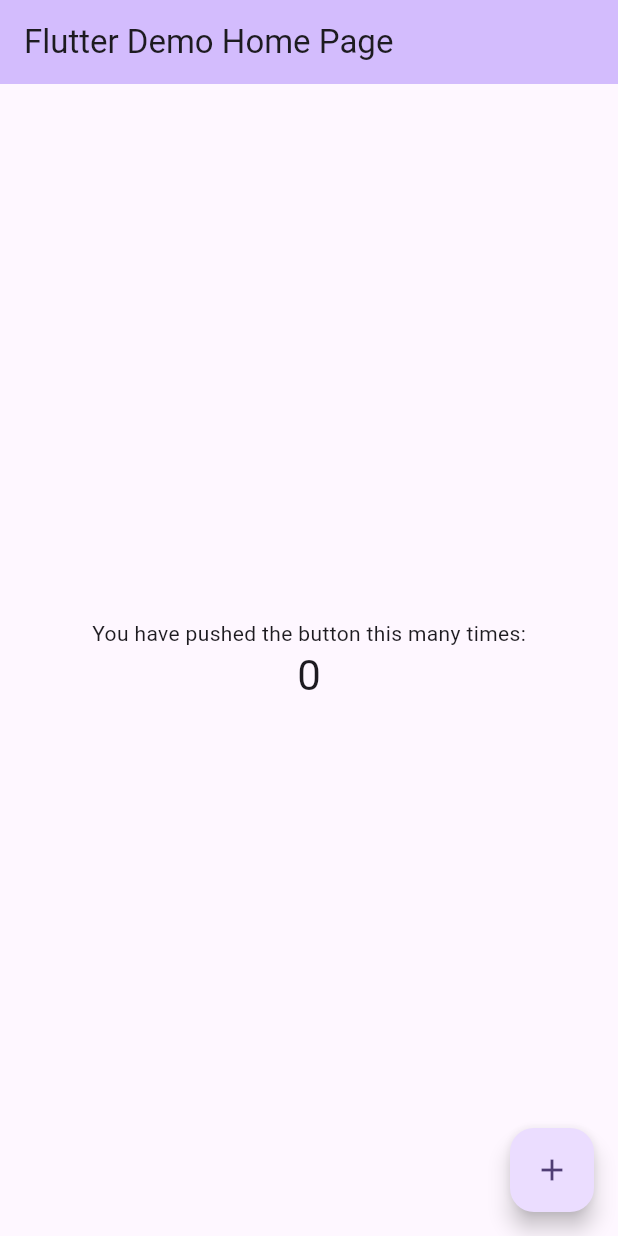
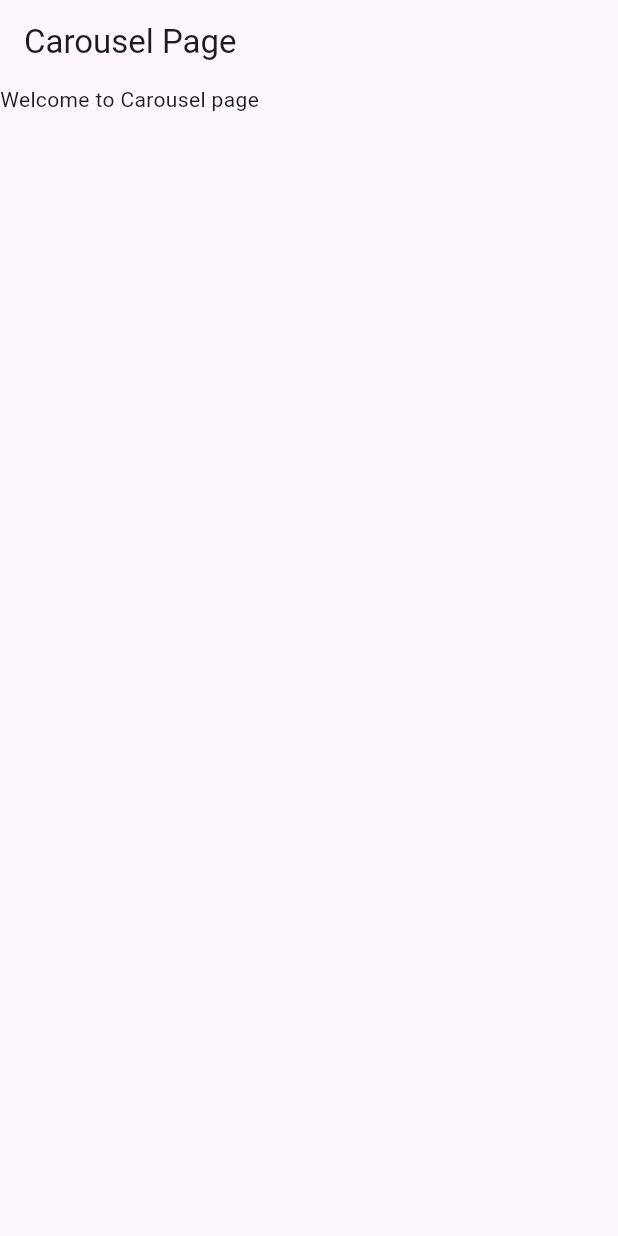
Before and after one commit to Gurpreets11/carousel_flutter, a Flutter app: the screen it shows after launch, on a phone screen of 412 x 824 dp. Run offline on Flutter 3.47's test engine with Material 3 defaults, Android fonts, the phone set to English and light mode, and no system bars.

```diff
--- /dev/null
+++ b/lib/HomePage.dart
@@ -0,0 +1,21 @@
+
+
+import 'package:flutter/material.dart';
+
+class HomePage extends StatefulWidget {
+  const HomePage({Key? key}) : super(key: key);
+
+  @override
+  State<HomePage> createState() => _HomePageState();
+}
+
+class _HomePageState extends State<HomePage> {
+
+  @override
+  Widget build(BuildContext context) {
+    return Scaffold(
+      appBar: AppBar(title: const Text("Carousel Page")),
+      body: SafeArea(child: Container(child: Text("Welcome to Carousel page"),),),
+    );
+  }
+}
--- a/lib/main.dart
+++ b/lib/main.dart
@@ -1,4 +1,5 @@
 import 'package:flutter/material.dart';
+import 'HomePage.dart';
 
 void main() {
   runApp(const MyApp());
@@ -7,72 +8,15 @@ void main() {
 class MyApp extends StatelessWidget {
   const MyApp({super.key});
 
-  // This widget is the root of your application.
   @override
   Widget build(BuildContext context) {
     return MaterialApp(
       title: 'Flutter Demo',
       theme: ThemeData(
-
         colorScheme: ColorScheme.fromSeed(seedColor: Colors.deepPurple),
         useMaterial3: true,
       ),
-      home: const MyHomePage(title: 'Flutter Demo Home Page'),
+      home: const HomePage( ),
     );
   }
 }
-
-class MyHomePage extends StatefulWidget {
-  const MyHomePage({super.key, required this.title});
-
-
-  final String title;
-
-  @override
-  State<MyHomePage> createState() => _MyHomePageState();
-}
-
-class _MyHomePageState extends State<MyHomePage> {
-  int _counter = 0;
-
-  void _incrementCounter() {
-    setState(() {
-
-      _counter++;
-    });
-  }
-
-  @override
-  Widget build(BuildContext context) {
-
-    return Scaffold(
-      appBar: AppBar(
-
-        backgroundColor: Theme.of(context).colorScheme.inversePrimary,
-
-        title: Text(widget.title),
-      ),
-      body: Center(
-
-        child: Column(
-
-          mainAxisAlignment: MainAxisAlignment.center,
-          children: <Widget>[
-            const Text(
-              'You have pushed the button this many times:',
-            ),
-            Text(
-              '$_counter',
-              style: Theme.of(context).textTheme.headlineMedium,
-            ),
-          ],
-        ),
-      ),
-      floatingActionButton: FloatingActionButton(
-        onPressed: _incrementCounter,
-        tooltip: 'Increment',
-        child: const Icon(Icons.add),
-      ), // This trailing comma makes auto-formatting nicer for build methods.
-    );
-  }
-}
--- a/pubspec.yaml
+++ b/pubspec.yaml
@@ -35,6 +35,7 @@ dependencies:
   # The following adds the Cupertino Icons font to your application.
   # Use with the CupertinoIcons class for iOS style icons.
   cupertino_icons: ^1.0.6
+  carousel_slider: ^5.0.0
 
 dev_dependencies:
   flutter_test:
```
Also changed, not shown: pubspec.lock.
